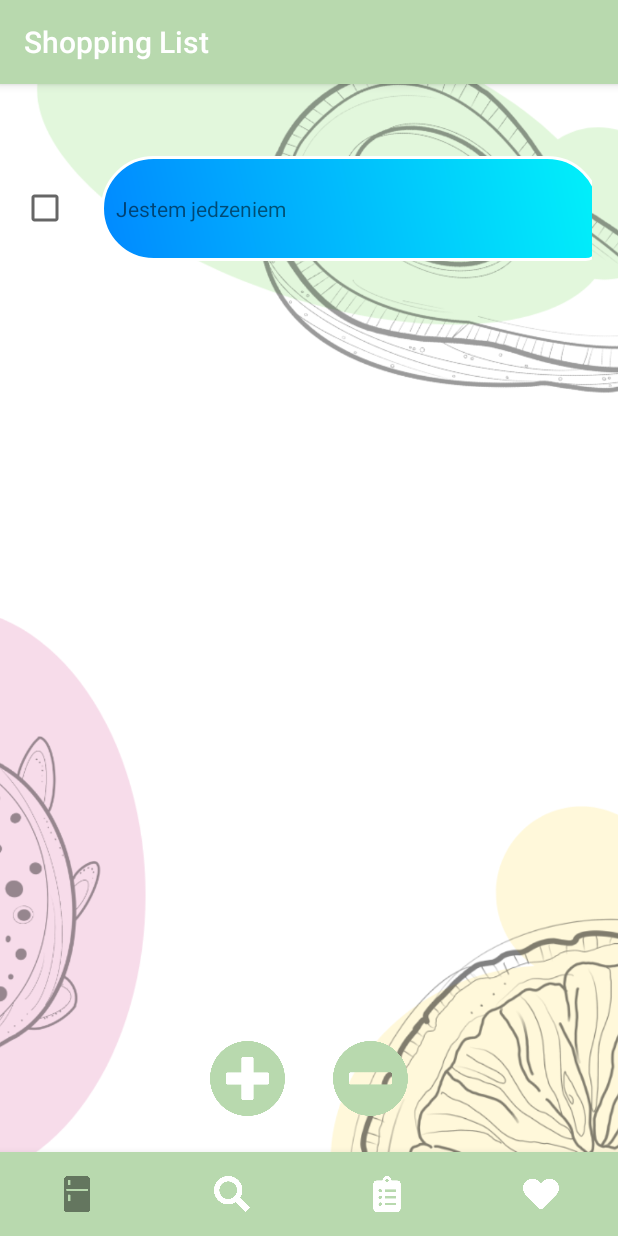
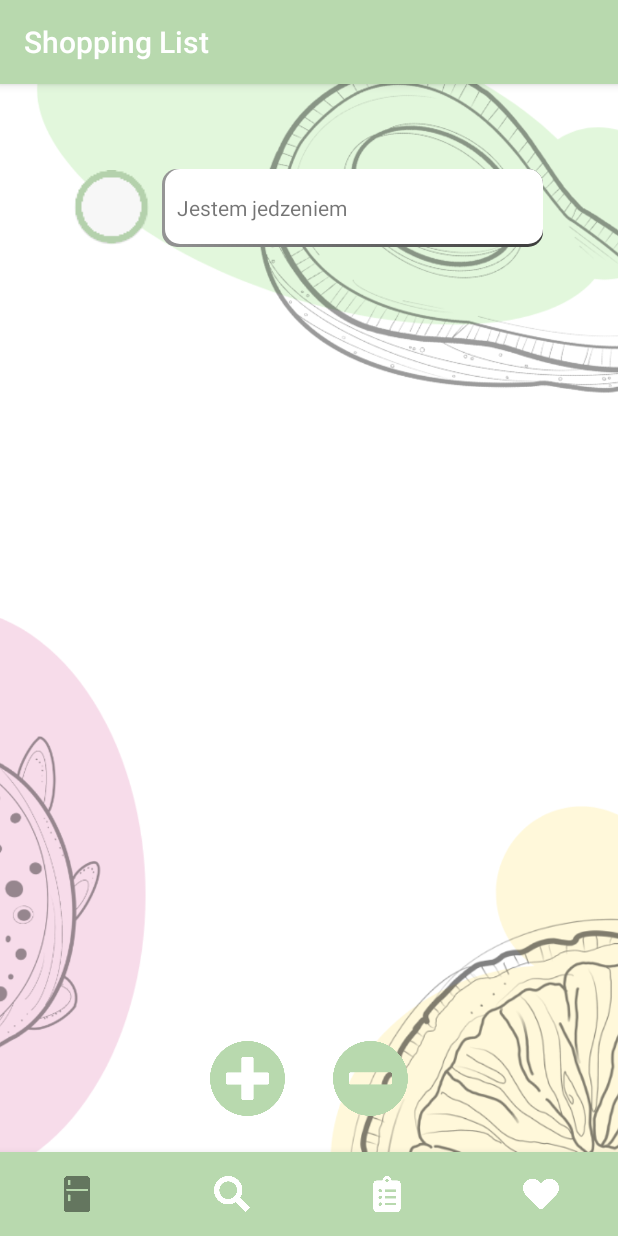
Before and after one commit to sylwiaZon/What-the-health, an Android app: the ShoppingListFragment screen opened through its navigation route, after a tap on an icon or button, on a phone screen of 412 x 824 dp. Run offline under Robolectric (Android 15) with nearby library versions, the phone set to English and light mode, and no system bars; our stand-ins replace Room's generated code, navigation-ui.

Commit message:
Change shopping list view

```diff
--- /dev/null
+++ b/app/src/main/res/drawable/checkbox.xml
@@ -0,0 +1,7 @@
+<?xml version="1.0" encoding="utf-8"?>
+<selector xmlns:android="http://schemas.android.com/apk/res/android">
+    <item android:state_checked="true"
+        android:drawable="@drawable/checked_smaller"/>
+    <item android:state_checked="false"
+        android:drawable="@drawable/unchecked_smaller"/>
+</selector>
--- a/app/src/main/res/drawable/shopping_list_background_shape.xml
+++ b/app/src/main/res/drawable/shopping_list_background_shape.xml
@@ -1,35 +1,39 @@
-<shape xmlns:android="http://schemas.android.com/apk/res/android"
-    android:shape="rectangle">
 
-    <corners
-        android:bottomRightRadius="10dp"
-        android:radius="40dp" />
+<layer-list xmlns:android="http://schemas.android.com/apk/res/android">
 
-    <gradient
-        android:angle="45"
-        android:endColor="#01f1fa"
-        android:startColor="#0189ff"
-        android:type="linear" />
+<!-- Bottom 2dp Shadow -->
+<item>
+    <shape  android:shape="rectangle">
 
-    <!--If your shape requires only one solid color-->
-    <!--<solid
-        android:color="#FFFFFF" />-->
+        <gradient
+            android:endColor="#979797"
+            android:angle="135"
+            android:gradientRadius="360dp"
+            android:startColor="#3C3C3C" />
 
-    <size
-        android:width="82dp"
-        android:height="82dp" />
+        <corners android:radius="10dp" />
 
-    <!--Use android:dashWidth="2dp" and android:dashGap="2dp"
-    to add dashes to your stroke-->
-    <stroke
-        android:width="2dp"
-        android:color="#FFFFFF" />
+    </shape>
+</item>
 
-    <!--If you want to add padding-->
-    <!-- <padding
-         android:left="10dp"
-         android:top="20dp"
-         android:right="40dp"
-         android:bottom="8dp" />-->
+<!-- White Top color -->
+<item
+    android:bottom="2dp" android:left="2dp">
 
-</shape>
+    <shape
+        android:shape="rectangle">
+        <corners
+            android:radius="10dp" />
+        <solid
+            android:color="#FFFFFF" />
+
+        <size
+            android:width="100dp"
+            android:height="50dp" />
+
+    </shape>
+
+</item>
+
+
+</layer-list>
--- a/app/src/main/res/layout/list_element.xml
+++ b/app/src/main/res/layout/list_element.xml
@@ -7,8 +7,12 @@
     android:padding="16dp">
 
     <LinearLayout
-        android:layout_width="386dp"
+        android:layout_width="match_parent"
         android:layout_height="70dp"
+        android:layout_marginStart="8dp"
+        android:layout_marginLeft="8dp"
+        android:layout_marginEnd="8dp"
+        android:layout_marginRight="8dp"
         android:layout_marginBottom="16dp"
         android:gravity="center"
         android:orientation="horizontal"
@@ -20,17 +24,19 @@
         <CheckBox
             android:id="@+id/checkBox"
             android:layout_width="53dp"
-            android:layout_height="60dp" />
+            android:layout_height="60dp"
+            android:button="@drawable/checkbox"
+            android:layout_marginRight="5dp"/>
 
         <LinearLayout
-            android:layout_width="match_parent"
-            android:layout_height="match_parent"
-            android:orientation="horizontal"
-            android:background="@drawable/shopping_list_background_shape">
+            android:layout_width="wrap_content"
+            android:layout_height="wrap_content"
+            android:background="@drawable/shopping_list_background_shape"
+            android:orientation="horizontal">
 
             <TextView
                 android:id="@+id/shopping_item"
-                android:layout_width="wrap_content"
+                android:layout_width="254dp"
                 android:layout_height="match_parent"
                 android:layout_weight="1"
                 android:gravity="center_vertical"
```
Also changed, not shown: app/src/main/res/drawable/check.png (added), app/src/main/res/drawable/checked.png (added), app/src/main/res/drawable/checked_smaller.png (added), app/src/main/res/drawable/unchecked_smaller.png (added).
